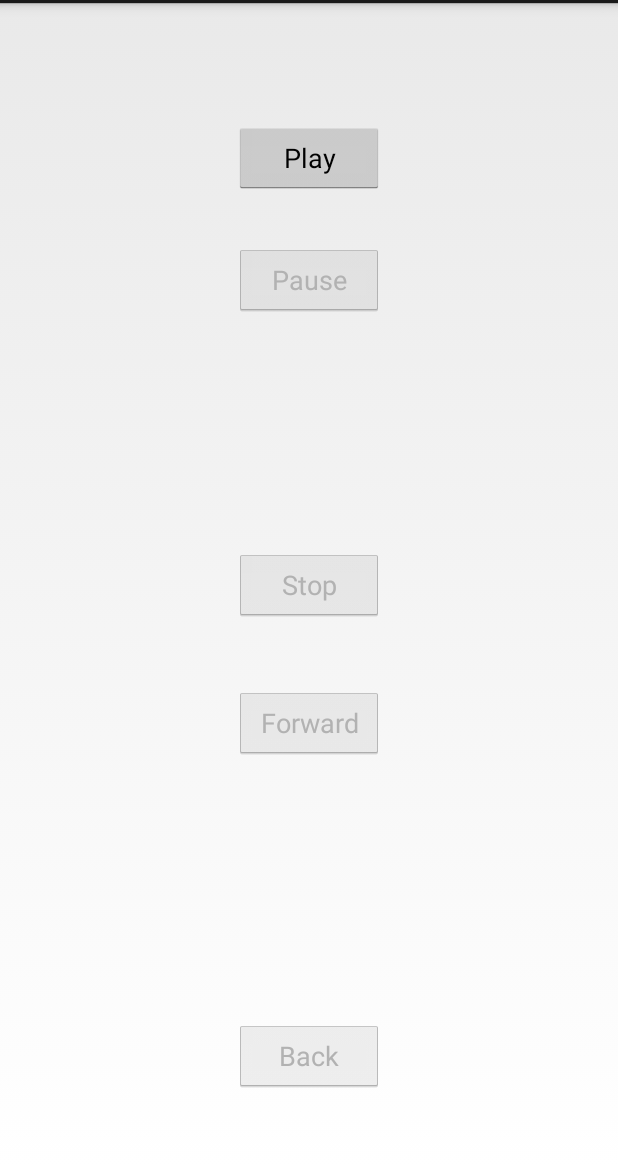
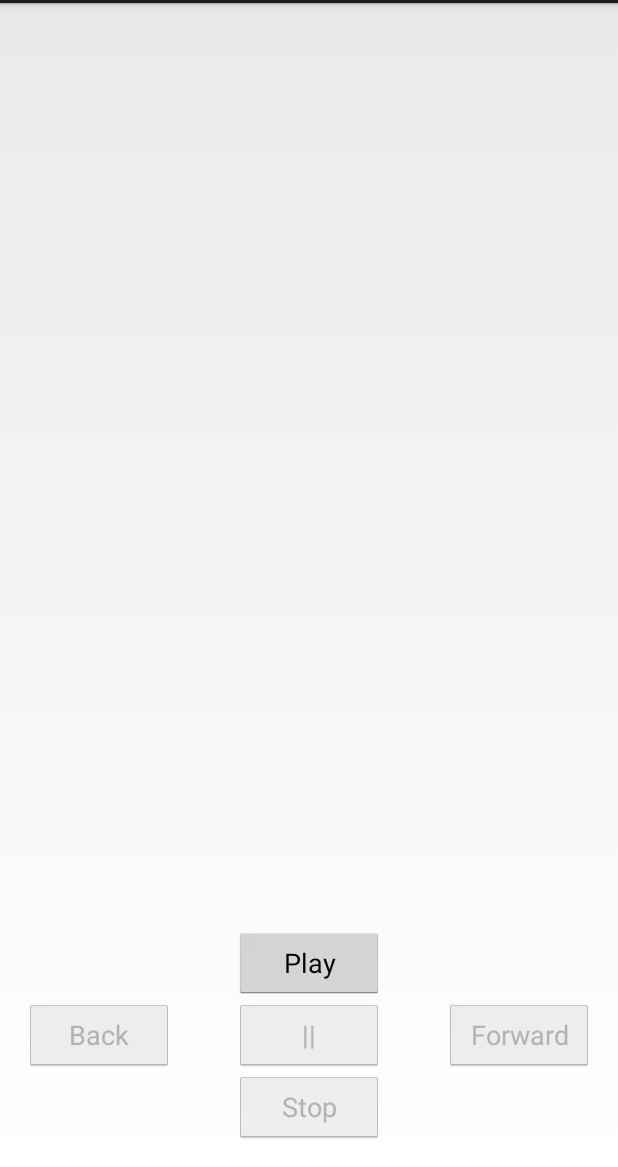
Before and after one commit to dljones79/MDF3, an Android app: the screen it shows after launch (MainActivity), on a phone screen of 412 x 824 dp, the part 69-1236 px from its top. Run offline under Robolectric (Android 15) with nearby library versions, the phone set to English and light mode, and no system bars; 1 statement that could not run was skipped.

Commit message:
Added new notification icon.

```diff
--- a/FundamentalsApp/app/src/main/java/com/fullsail/djones/android/fundamentalsapp/PlayerService.java
+++ b/FundamentalsApp/app/src/main/java/com/fullsail/djones/android/fundamentalsapp/PlayerService.java
@@ -159,8 +159,8 @@ public class PlayerService extends Service implements MediaPlayer.OnCompletionLi
 
         NotificationCompat.Builder builder = new NotificationCompat.Builder(this);
         builder.setContentIntent(pIntent);
-        builder.setSmallIcon(R.drawable.ic_launcher);
-        builder.setLargeIcon(BitmapFactory.decodeResource(getResources(), R.drawable.ic_launcher));
+        builder.setSmallIcon(R.drawable.mp);
+        builder.setLargeIcon(BitmapFactory.decodeResource(getResources(), R.drawable.mp));
         builder.setContentTitle("Listening To: ");
         builder.setContentText(songPlaying);
         NotificationCompat.BigTextStyle bigTextStyle = new NotificationCompat.BigTextStyle();
--- a/FundamentalsApp/app/src/main/res/layout/activity_main.xml
+++ b/FundamentalsApp/app/src/main/res/layout/activity_main.xml
@@ -27,8 +27,7 @@
         android:layout_height="wrap_content"
         android:text="Play"
         android:id="@+id/playButton"
-        android:layout_marginTop="34dp"
-        android:layout_below="@+id/songText"
+        android:layout_above="@+id/pauseButton"
         android:layout_centerHorizontal="true" />
 
     <Button
@@ -36,33 +35,35 @@
         android:layout_height="wrap_content"
         android:text="Stop"
         android:id="@+id/stopButton"
-        android:layout_centerVertical="true"
-        android:layout_centerHorizontal="true" />
+        android:layout_alignParentBottom="true"
+        android:layout_alignLeft="@+id/pauseButton"
+        android:layout_alignStart="@+id/pauseButton" />
 
     <Button
         android:layout_width="100dp"
         android:layout_height="wrap_content"
-        android:text="Pause"
+        android:text="||"
         android:id="@+id/pauseButton"
-        android:layout_below="@+id/playButton"
-        android:layout_centerHorizontal="true"
-        android:layout_marginTop="33dp" />
+        android:layout_alignBaseline="@+id/backButton"
+        android:layout_alignBottom="@+id/backButton"
+        android:layout_alignLeft="@+id/playButton"
+        android:layout_alignStart="@+id/playButton" />
 
     <Button
         android:layout_width="100dp"
         android:layout_height="wrap_content"
         android:text="Forward"
         android:id="@+id/forwardButton"
-        android:layout_below="@+id/stopButton"
-        android:layout_centerHorizontal="true"
-        android:layout_marginTop="44dp" />
+        android:layout_above="@+id/stopButton"
+        android:layout_alignRight="@+id/songText"
+        android:layout_alignEnd="@+id/songText" />
 
     <Button
         android:layout_width="100dp"
         android:layout_height="wrap_content"
         android:text="Back"
         android:id="@+id/backButton"
-        android:layout_alignParentBottom="true"
-        android:layout_centerHorizontal="true"
-        android:layout_marginBottom="34dp" />
+        android:layout_alignTop="@+id/forwardButton"
+        android:layout_alignParentLeft="true"
+        android:layout_alignParentStart="true" />
 </RelativeLayout>
```
Also changed, not shown: FundamentalsApp/app/src/main/res/drawable-hdpi/mp.png (added), FundamentalsApp/app/src/main/res/drawable-hdpi/mp_icon.png (added), 4 other files.
